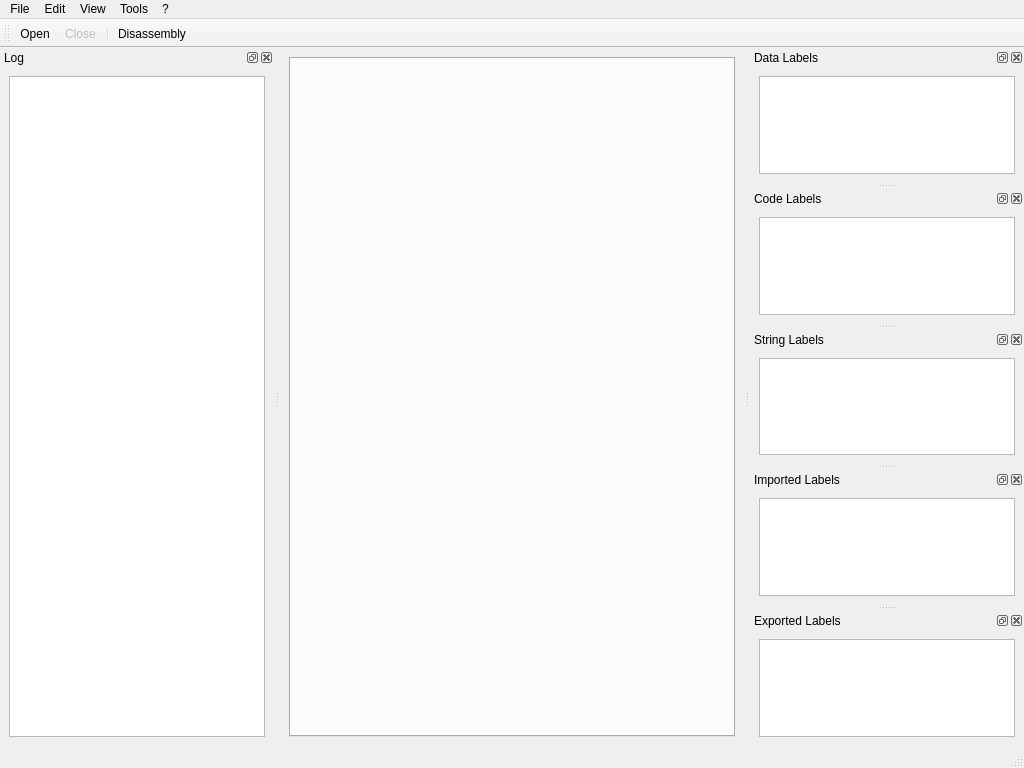
The window that src/ui/qt/MainWindow.ui (wisk/medusa) describes before a commit, drawn with Qt 5.
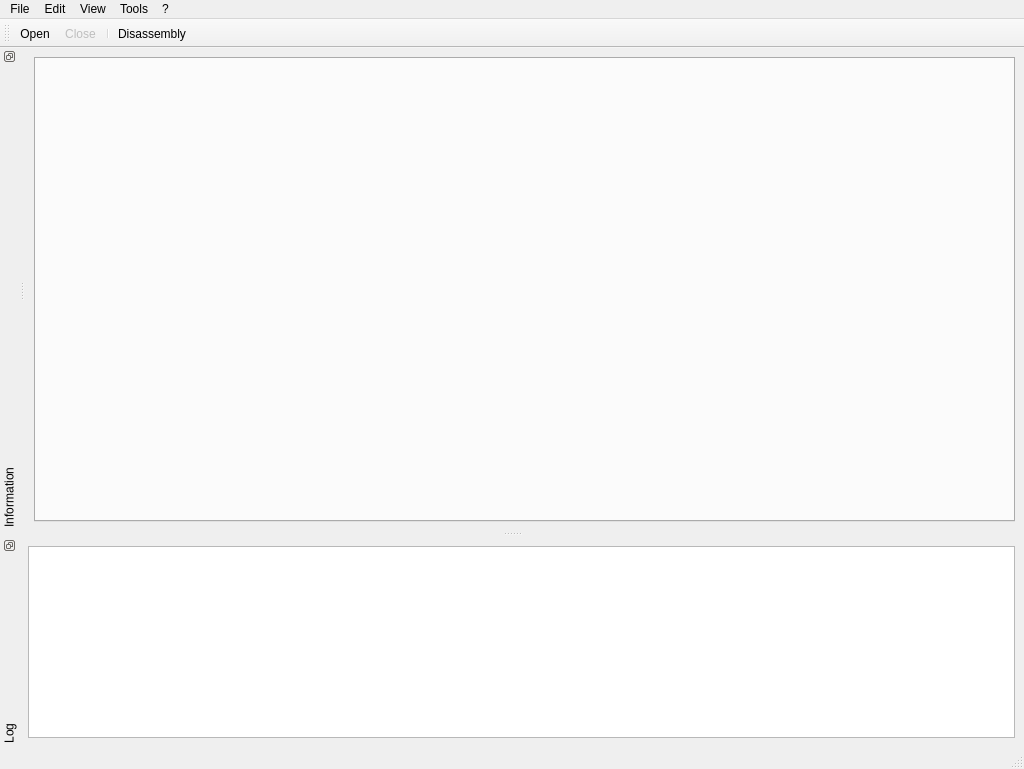
The same window after the commit. Icons and pictures are not drawn.

Patch:
```diff
--- a/src/ui/qt/MainWindow.ui
+++ b/src/ui/qt/MainWindow.ui
@@ -7,7 +7,7 @@
     <x>0</x>
     <y>0</y>
     <width>1024</width>
-    <height>768</height>
+    <height>769</height>
    </rect>
   </property>
   <property name="windowTitle">
@@ -113,6 +113,9 @@
    <addaction name="actionDisassembly"/>
   </widget>
   <widget class="QDockWidget" name="logDock">
+   <property name="features">
+    <set>QDockWidget::DockWidgetFloatable|QDockWidget::DockWidgetMovable|QDockWidget::DockWidgetVerticalTitleBar</set>
+   </property>
    <property name="allowedAreas">
     <set>Qt::BottomDockWidgetArea</set>
    </property>
@@ -120,7 +123,7 @@
     <string>Log</string>
    </property>
    <attribute name="dockWidgetArea">
-    <number>1</number>
+    <number>8</number>
    </attribute>
    <widget class="QWidget" name="dockWidgetContents">
     <layout class="QVBoxLayout" name="verticalLayout_3">
@@ -137,100 +140,17 @@
     </layout>
    </widget>
   </widget>
-  <widget class="QDockWidget" name="dataLabelDock">
-   <property name="windowTitle">
-    <string>Data Labels</string>
+  <widget class="QDockWidget" name="infoDock">
+   <property name="features">
+    <set>QDockWidget::DockWidgetFloatable|QDockWidget::DockWidgetMovable|QDockWidget::DockWidgetVerticalTitleBar</set>
    </property>
-   <attribute name="dockWidgetArea">
-    <number>2</number>
-   </attribute>
-   <widget class="QWidget" name="dockWidgetContents_2">
-    <layout class="QVBoxLayout" name="verticalLayout_4">
-     <item>
-      <widget class="QListWidget" name="dataList">
-       <property name="sortingEnabled">
-        <bool>true</bool>
-       </property>
-      </widget>
-     </item>
-    </layout>
-   </widget>
-  </widget>
-  <widget class="QDockWidget" name="codeLabelDock">
    <property name="windowTitle">
-    <string>Code Labels</string>
+    <string>Information</string>
    </property>
    <attribute name="dockWidgetArea">
-    <number>2</number>
+    <number>1</number>
    </attribute>
-   <widget class="QWidget" name="dockWidgetContents_3">
-    <layout class="QVBoxLayout" name="verticalLayout_5">
-     <item>
-      <widget class="QListWidget" name="codeList">
-       <property name="sortingEnabled">
-        <bool>true</bool>
-       </property>
-      </widget>
-     </item>
-    </layout>
-   </widget>
-  </widget>
-  <widget class="QDockWidget" name="stringLabelDock">
-   <property name="windowTitle">
-    <string>String Labels</string>
-   </property>
-   <attribute name="dockWidgetArea">
-    <number>2</number>
-   </attribute>
-   <widget class="QWidget" name="dockWidgetContents_4">
-    <layout class="QVBoxLayout" name="verticalLayout_6">
-     <item>
-      <widget class="QListWidget" name="stringList">
-       <property name="sortingEnabled">
-        <bool>true</bool>
-       </property>
-      </widget>
-     </item>
-    </layout>
-   </widget>
-  </widget>
-  <widget class="QDockWidget" name="importedLabelDock">
-   <property name="windowTitle">
-    <string>Imported Labels</string>
-   </property>
-   <attribute name="dockWidgetArea">
-    <number>2</number>
-   </attribute>
-   <widget class="QWidget" name="dockWidgetContents_5">
-    <layout class="QVBoxLayout" name="verticalLayout_7">
-     <item>
-      <widget class="QListWidget" name="importedList">
-       <property name="sortingEnabled">
-        <bool>true</bool>
-       </property>
-      </widget>
-     </item>
-    </layout>
-   </widget>
-  </widget>
-  <widget class="QDockWidget" name="exportedLabelDock">
-   <property name="windowTitle">
-    <string>Exported Labels</string>
-   </property>
-   <attribute name="dockWidgetArea">
-    <number>2</number>
-   </attribute>
-   <widget class="QWidget" name="dockWidgetContents_6">
-    <layout class="QVBoxLayout" name="verticalLayout_8">
-     <item>
-      <widget class="QListWidget" name="exportedList">
-       <property name="sortingEnabled">
-        <bool>true</bool>
-       </property>
-      </widget>
-     </item>
-    </layout>
-   </widget>
+   <widget class="QWidget" name="infoDockWidgetContents"/>
   </widget>
   <action name="actionOpen">
    <property name="icon">
```
Left out of the diff: 82 changed lines with no effect on the pictures.
